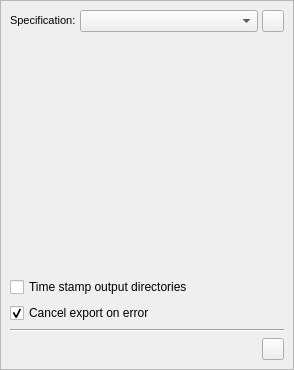
First picture: the form in spine_items/exporter/ui/exporter_properties.ui, repository spine-tools/spine-items, before the edit.
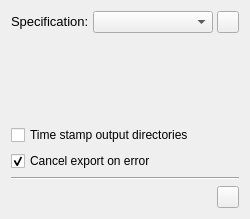
Second picture: the form after the edit. Icons and pictures are not drawn.

Commit message:
Add option to paint icon in the background of properties widget
This is to help identifying the properties widget.

```diff
--- a/spine_items/exporter/ui/exporter_properties.ui
+++ b/spine_items/exporter/ui/exporter_properties.ui
@@ -18,44 +18,14 @@
    <rect>
     <x>0</x>
     <y>0</y>
-    <width>294</width>
-    <height>370</height>
+    <width>250</width>
+    <height>219</height>
    </rect>
   </property>
   <property name="windowTitle">
    <string>Form</string>
   </property>
   <layout class="QVBoxLayout" name="verticalLayout">
-   <property name="spacing">
-    <number>0</number>
-   </property>
-   <property name="leftMargin">
-    <number>0</number>
-   </property>
-   <property name="topMargin">
-    <number>0</number>
-   </property>
-   <property name="rightMargin">
-    <number>0</number>
-   </property>
-   <property name="bottomMargin">
-    <number>0</number>
-   </property>
-   <item>
-    <widget class="QScrollArea" name="scrollArea_6">
-     <property name="widgetResizable">
-      <bool>true</bool>
-     </property>
-     <widget class="QWidget" name="scrollAreaWidgetContents_5">
-      <property name="geometry">
-       <rect>
-        <x>0</x>
-        <y>0</y>
-        <width>292</width>
-        <height>368</height>
-       </rect>
-      </property>
-      <layout class="QVBoxLayout" name="verticalLayout_2">
        <item>
         <layout class="QHBoxLayout" name="horizontalLayout_9">
          <property name="spacing">
@@ -77,7 +47,7 @@
            </property>
            <property name="font">
             <font>
-             <pointsize>8</pointsize>
+         <pointsize>10</pointsize>
             </font>
            </property>
            <property name="text">
@@ -227,10 +197,6 @@
           </widget>
          </item>
         </layout>
-       </item>
-      </layout>
-     </widget>
-    </widget>
    </item>
   </layout>
  </widget>
```
Lines whose indentation alone changed are shown as unchanged. The commit also changes 29 other files.
